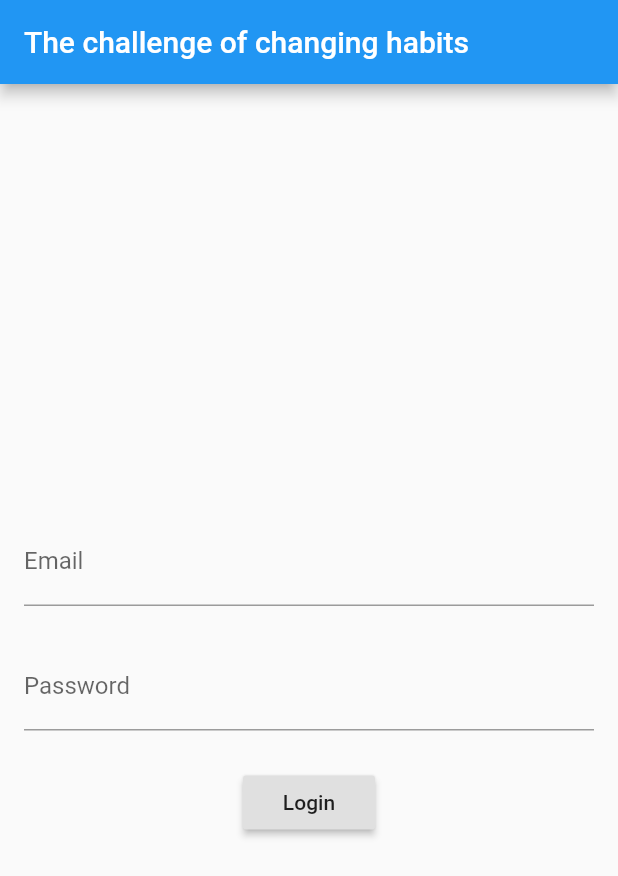
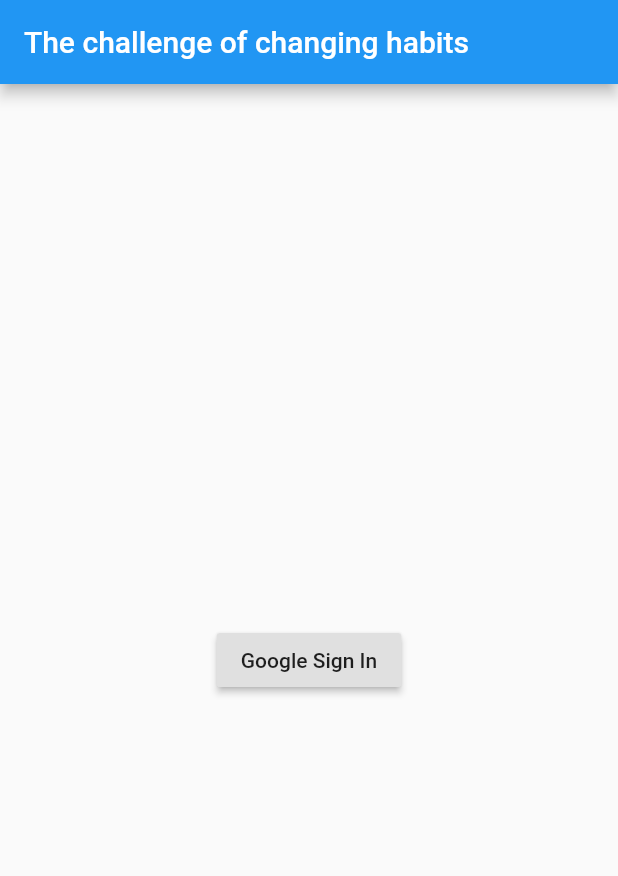
Before and after one commit to itachi-p/habit-change, a Flutter app: the screen it shows after launch, on a phone screen of 412 x 824 dp. Shown: the top 876 px of the screen. Run offline on Flutter 3.47's test engine with Material 2 defaults, Android fonts, the phone set to English and light mode, and no system bars; our stand-ins replace firebase_auth, google_sign_in; accounts and stored records are empty.

Commit message:
Google Login sample code is available, but it doesn't fix FirebaseCore related errors that occur during build.

```diff
--- a/lib/main.dart
+++ b/lib/main.dart
@@ -1,23 +1,19 @@
 import 'package:firebase_auth/firebase_auth.dart';
 import 'package:flutter/material.dart';
+import 'package:google_sign_in/google_sign_in.dart';
 
-void main() => runApp(MyApp());
-
-class MyApp extends StatelessWidget {
-  @override
-  Widget build(BuildContext context) {
-    return MaterialApp(
-      title: 'habit change',
+void main() {
+  runApp(
+    MaterialApp(
+      title: 'habit change_Google Sign in',
       home: MyHomePage(),
-    );
-  }
+    ),
+  );
 }
 
 class MyHomePage extends StatefulWidget {
   @override
-  _MyHomePageState createState() {
-    return _MyHomePageState();
-  }
+  State createState() => _MyHomePageState();
 }
 
 class _MyHomePageState extends State<MyHomePage> {
@@ -25,12 +21,74 @@ class _MyHomePageState extends State<MyHomePage> {
   Widget build(BuildContext context) {
     return Scaffold(
       appBar: AppBar(title: Text('The challenge of changing habits')),
-      body: _layoutBody(),
+      body: _firebaseUser == null ? _buildGoogleSignInButton() : _layoutBody(),
     );
   }
 
+  // Login with email and password
   final emailInputController = TextEditingController();
   final passwordInputController = TextEditingController();
+
+  // Login with Google Sign-in
+  final FirebaseAuth _auth = FirebaseAuth.instance;
+  final GoogleSignIn _googleSignIn = GoogleSignIn();
+  FirebaseUser _firebaseUser;
+
+//  GoogleSignIn _googleSignIn = GoogleSignIn(
+//    scopes: <String>[
+//      'email',
+//      'https://www.googleapis.com/auth/contacts.readonly',
+//    ],
+//  );
+
+//  Future<void> _handleSignIn() async {
+//    try {
+//      await _googleSignIn.signIn();
+//    } catch (error) {
+//      print(error);
+//    }
+//  }
+
+  Future<FirebaseUser> _handleGoogleSignIn() async {
+    GoogleSignInAccount googleUser = await _googleSignIn.signIn();
+    GoogleSignInAuthentication googleAuth = await googleUser.authentication;
+    final AuthCredential credential = GoogleAuthProvider.getCredential(
+      accessToken: googleAuth.accessToken,
+      idToken: googleAuth.idToken,
+    );
+    _firebaseUser = (await _auth.signInWithCredential(credential)).user;
+    assert(_firebaseUser.email != null);
+    assert(_firebaseUser.displayName != null);
+    assert(!_firebaseUser.isAnonymous);
+    assert(await _firebaseUser.getIdToken() != null);
+
+    final FirebaseUser currentUser = await _auth.currentUser();
+    assert(_firebaseUser.uid == currentUser.uid);
+    print("signed in " + _firebaseUser.displayName);
+    return _firebaseUser;
+  }
+
+  Widget _buildGoogleSignInButton() {
+    return Column(
+      mainAxisAlignment: MainAxisAlignment.center,
+      children: <Widget>[
+        Center(
+          child: RaisedButton(
+            child: Text("Google Sign In"),
+            onPressed: () {
+              _handleGoogleSignIn().then((user) {
+                setState(() {
+                  _firebaseUser = user;
+                });
+              }).catchError((error) {
+                print(error);
+              });
+            },
+          ),
+        ),
+      ],
+    );
+  }
 
   Widget _layoutBody() {
     return Center(
```
Also changed, not shown: pubspec.yaml (+4 -3 lines), pubspec.lock, 7 other files.
